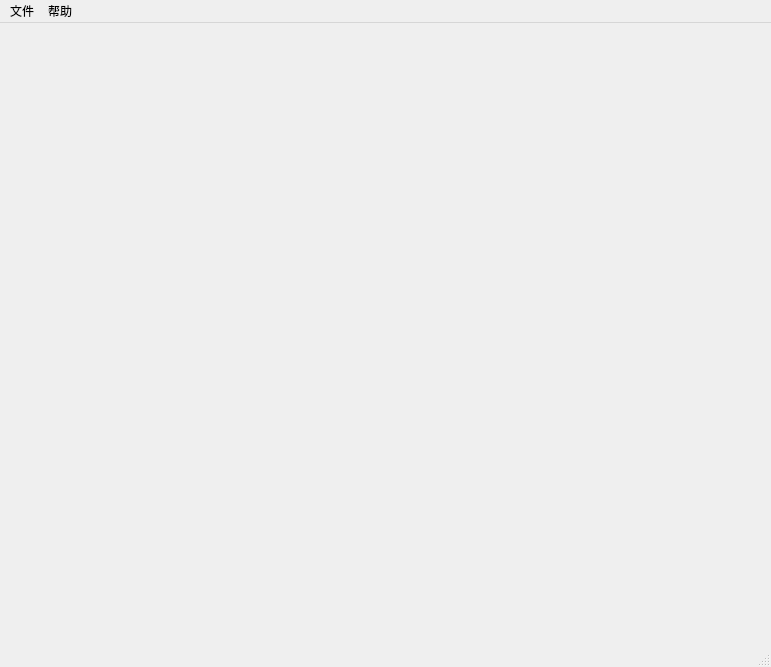
This is pyqt5_client/ui/main.ui in wp19991/graduation_project as Qt 5 draws it before an edit. The edited form follows.
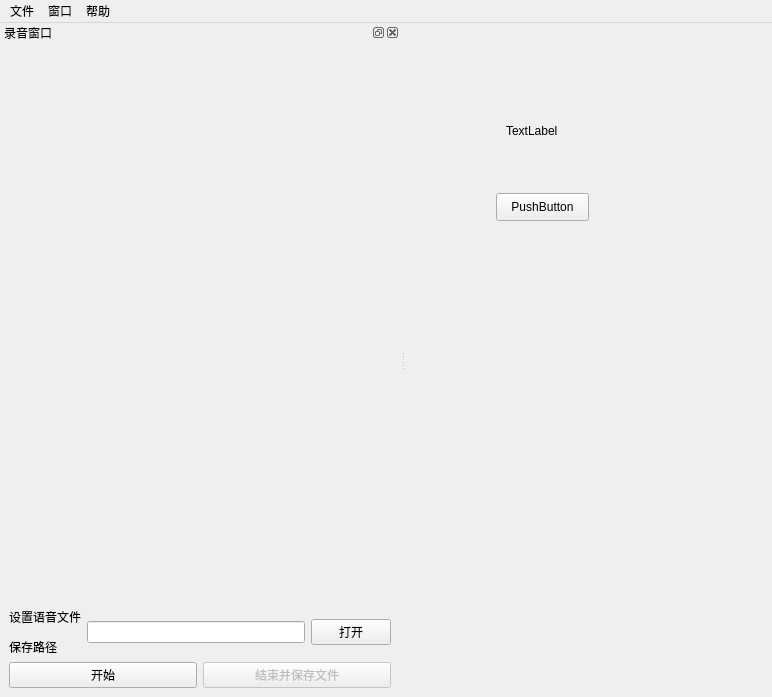
This is the edited form. Icons and pictures are not drawn. Custom widgets are drawn as their Qt base class.

Commit message: pyqt5客户端添加录音功能

The edit to the form file:
```diff
--- a/pyqt5_client/ui/main.ui
+++ b/pyqt5_client/ui/main.ui
@@ -6,8 +6,8 @@
    <rect>
     <x>0</x>
     <y>0</y>
-    <width>771</width>
-    <height>667</height>
+    <width>772</width>
+    <height>697</height>
    </rect>
   </property>
   <property name="windowTitle">
@@ -21,14 +21,39 @@
    <string>打开一个项目文件夹</string>
   </property>
   <widget class="QWidget" name="centralwidget">
-   <layout class="QVBoxLayout" name="verticalLayout_2"/>
+   <widget class="QPushButton" name="pushButton">
+    <property name="geometry">
+     <rect>
+      <x>90</x>
+      <y>170</y>
+      <width>93</width>
+      <height>28</height>
+     </rect>
+    </property>
+    <property name="text">
+     <string>PushButton</string>
+    </property>
+   </widget>
+   <widget class="QLabel" name="label_2">
+    <property name="geometry">
+     <rect>
+      <x>100</x>
+      <y>100</y>
+      <width>72</width>
+      <height>16</height>
+     </rect>
+    </property>
+    <property name="text">
+     <string>TextLabel</string>
+    </property>
+   </widget>
   </widget>
   <widget class="QMenuBar" name="menuBar">
    <property name="geometry">
     <rect>
      <x>0</x>
      <y>0</y>
-     <width>771</width>
+     <width>772</width>
      <height>26</height>
     </rect>
    </property>
@@ -50,10 +75,109 @@
     <addaction name="action_about"/>
     <addaction name="action_help"/>
    </widget>
+   <widget class="QMenu" name="menu_3">
+    <property name="title">
+     <string>窗口</string>
+    </property>
+    <addaction name="action_show_sound_recording"/>
+   </widget>
    <addaction name="menu"/>
+   <addaction name="menu_3"/>
    <addaction name="menu_2"/>
   </widget>
-  <widget class="QStatusBar" name="statusBar"/>
+  <widget class="QDockWidget" name="sound_recording_dockWidget">
+   <property name="minimumSize">
+    <size>
+     <width>400</width>
+     <height>450</height>
+    </size>
+   </property>
+   <property name="maximumSize">
+    <size>
+     <width>800</width>
+     <height>900</height>
+    </size>
+   </property>
+   <property name="layoutDirection">
+    <enum>Qt::LeftToRight</enum>
+   </property>
+   <property name="floating">
+    <bool>true</bool>
+   </property>
+   <property name="allowedAreas">
+    <set>Qt::AllDockWidgetAreas</set>
+   </property>
+   <property name="windowTitle">
+    <string>录音窗口</string>
+   </property>
+   <attribute name="dockWidgetArea">
+    <number>1</number>
+   </attribute>
+   <widget class="QWidget" name="dockWidgetContents">
+    <layout class="QVBoxLayout" name="verticalLayout">
+     <item>
+      <widget class="MatplotlibWidget" name="widget" native="true"/>
+     </item>
+     <item>
+      <layout class="QHBoxLayout" name="horizontalLayout">
+       <item>
+        <widget class="QLabel" name="label">
+         <property name="text">
+          <string>&lt;html&gt;&lt;head/&gt;&lt;body&gt;&lt;p&gt;设置语音文件&lt;/p&gt;&lt;p&gt;保存路径&lt;/p&gt;&lt;/body&gt;&lt;/html&gt;</string>
+         </property>
+        </widget>
+       </item>
+       <item>
+        <widget class="QLineEdit" name="sound_recording_save_path_lineEdit"/>
+       </item>
+       <item>
+        <widget class="QPushButton" name="sound_recording_save_path_pushButton">
+         <property name="text">
+          <string>打开</string>
+         </property>
+         <property name="icon">
+          <iconset resource="../apprcc.qrc">
+           <normaloff>:/icon/resources/icon/文件夹.ico</normaloff>:/icon/resources/icon/文件夹.ico</iconset>
+         </property>
+        </widget>
+       </item>
+      </layout>
+     </item>
+     <item>
+      <layout class="QHBoxLayout" name="horizontalLayout_3">
+       <item>
+        <widget class="QPushButton" name="sound_recording_save_path_start_pushButton">
+         <property name="text">
+          <string>开始</string>
+         </property>
+         <property name="icon">
+          <iconset resource="../apprcc.qrc">
+           <normaloff>:/icon/resources/icon/运行.ico</normaloff>:/icon/resources/icon/运行.ico</iconset>
+         </property>
+        </widget>
+       </item>
+       <item>
+        <widget class="QPushButton" name="sound_recording_save_path_end_pushButton">
+         <property name="enabled">
+          <bool>false</bool>
+         </property>
+         <property name="text">
+          <string>结束并保存文件</string>
+         </property>
+         <property name="icon">
+          <iconset resource="../apprcc.qrc">
+           <normaloff>:/icon/resources/icon/结束.ico</normaloff>:/icon/resources/icon/结束.ico</iconset>
+         </property>
+         <property name="checkable">
+          <bool>false</bool>
+         </property>
+        </widget>
+       </item>
+      </layout>
+     </item>
+    </layout>
+   </widget>
+  </widget>
   <action name="action_open_project">
    <property name="icon">
     <iconset resource="../apprcc.qrc">
@@ -112,6 +236,14 @@
    </property>
   </action>
  </widget>
+ <customwidgets>
+  <customwidget>
+   <class>MatplotlibWidget</class>
+   <extends>QWidget</extends>
+   <header>core.MatplotlibWidget</header>
+   <container>1</container>
+  </customwidget>
+ </customwidgets>
  <resources>
   <include location="../apprcc.qrc"/>
  </resources>
```
Left out of the diff: 9 changed lines with no effect on the pictures. The commit also changes 16 other files.
